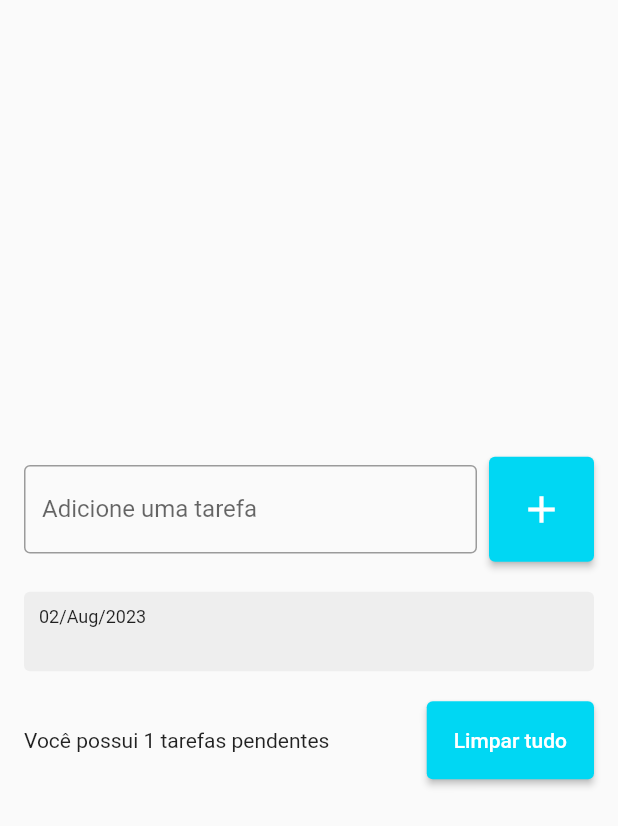
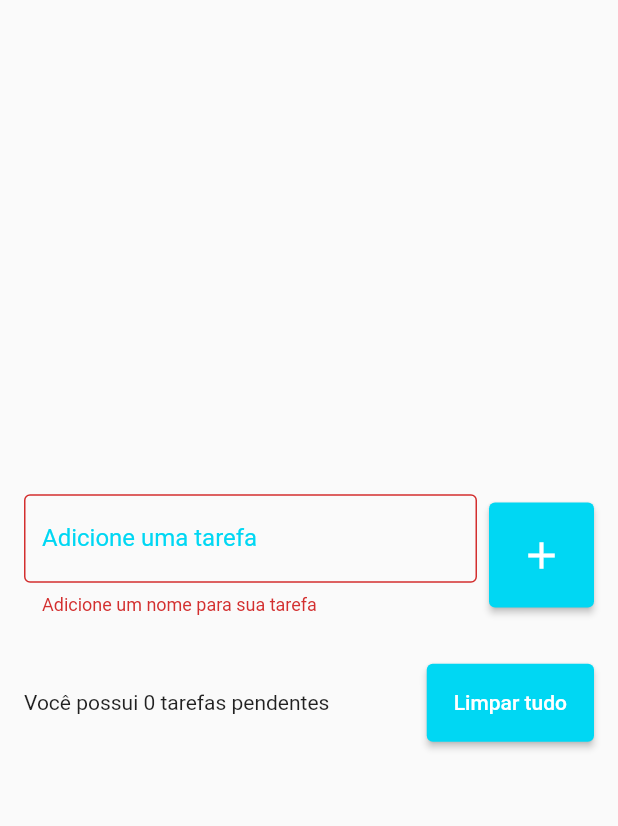
Before and after one commit to DaniloMAP/ToDoList, a Flutter app: the screen it shows after launch, after a tap on the "add" icon, on a phone screen of 412 x 824 dp. Shown: the top 826 px of the screen. Run offline on Flutter 3.47's test engine with Material 2 defaults, Android fonts, the phone set to English and light mode, and no system bars; drawn by our look-alikes of flutter_slidable; our stand-ins replace shared_preferences.

Commit message:
errorText OK
Não permitir que itens em branco sejam adicionados.

```diff
--- a/lib/pages/todo_list_page.dart
+++ b/lib/pages/todo_list_page.dart
@@ -14,6 +14,8 @@ class _TodoListPageState extends State<TodoListPage> {
   List<Todo> todos = [];
   Todo? deletedTodo;
   int? deletedTodoPos;
+
+  String? errorText;
 
   final TextEditingController todoController = TextEditingController();
   final TodoRepository todoRepository = TodoRepository();
@@ -48,6 +50,16 @@ class _TodoListPageState extends State<TodoListPage> {
                           border: OutlineInputBorder(),
                           labelText: 'Adicione uma tarefa',
                           hintText: 'Ex. Estudar Flutter',
+                          errorText: errorText,
+                          focusedBorder: OutlineInputBorder(
+                            borderSide: BorderSide(
+                              color: Color(0xff00d7f3),
+                              width: 2,
+                            ),
+                          ),
+                          labelStyle: TextStyle(
+                            color: Color(0xff00d7f3),
+                          ),
                         ),
                       ),
                     ),
@@ -55,12 +67,19 @@ class _TodoListPageState extends State<TodoListPage> {
                     ElevatedButton(
                       onPressed: () {
                         String text = todoController.text;
+                        if (text.isEmpty) {
+                          setState(() {
+                            errorText = 'Adicione um nome para sua tarefa';
+                          });
+                          return;
+                        }
                         setState(() {
                           Todo newTodo = Todo(
                             title: text,
                             dateTime: DateTime.now(),
                           );
                           todos.add(newTodo);
+                          errorText = null;
                         });
                         todoController.clear();
                         todoRepository.SaveTodoList(todos);
```
